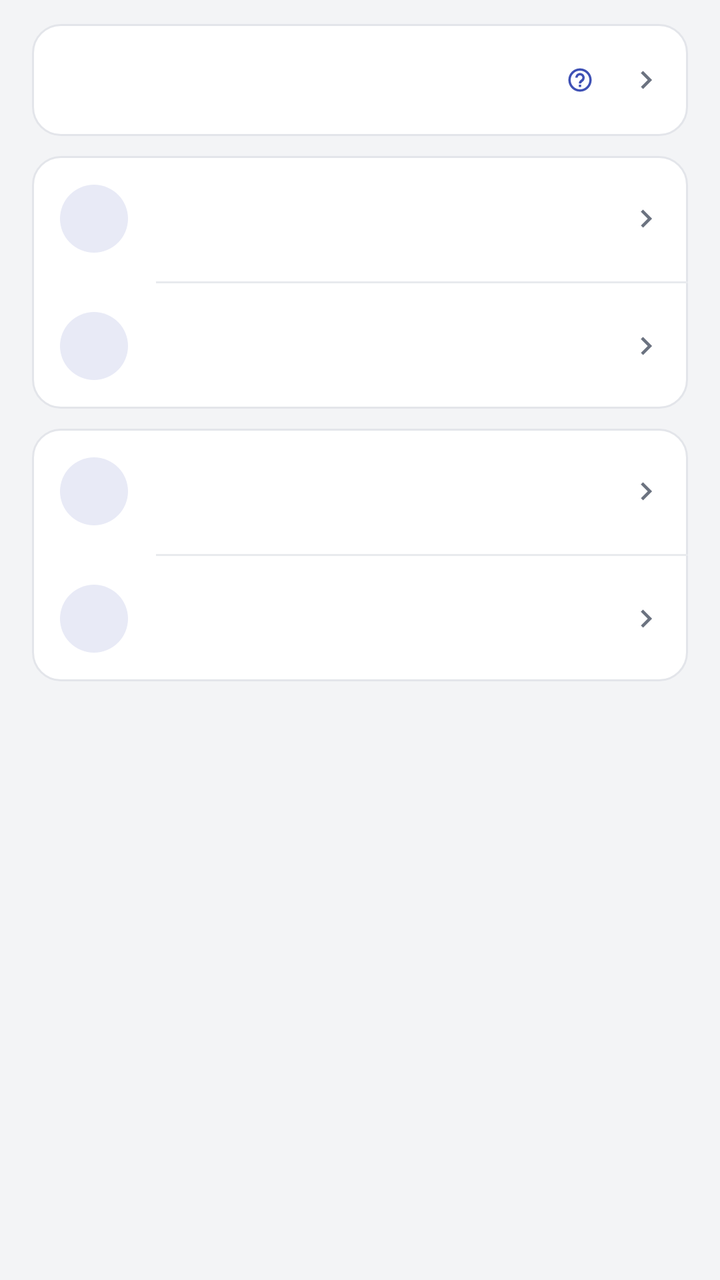
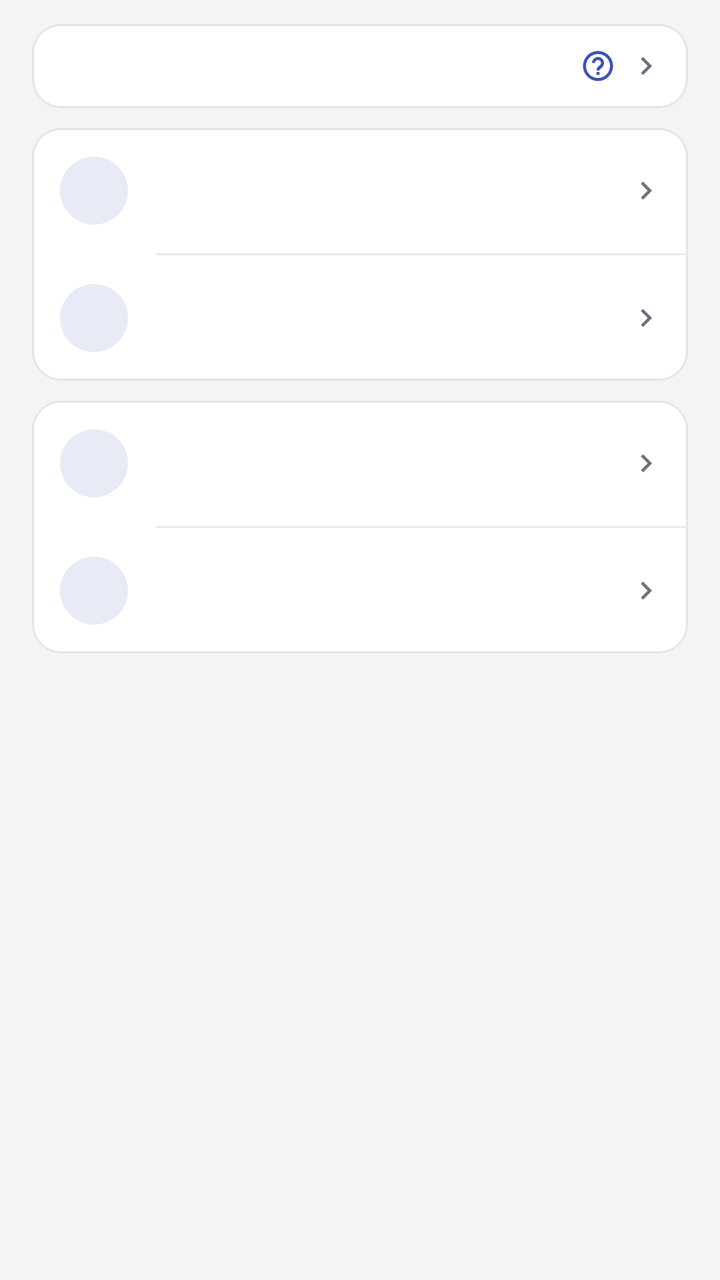

Before-and-after screenshots of an Android layout around one commit, followed by the original layout XML and the change that was made.
<!-- AndroidManifest.xml: activity theme AppTheme -->
<!-- res/layout/activity_main.xml -->
<?xml version="1.0" encoding="utf-8"?>
<ScrollView xmlns:android="http://schemas.android.com/apk/res/android"
    android:id="@+id/root"
    android:layout_width="match_parent"
    android:layout_height="match_parent"
    android:background="@color/bg"
    android:fillViewport="true"
    android:scrollbars="vertical">

    <LinearLayout
        android:layout_width="match_parent"
        android:layout_height="wrap_content"
        android:orientation="vertical">

        
        <LinearLayout
            android:layout_width="match_parent"
            android:layout_height="wrap_content"
            android:orientation="vertical"
            android:paddingStart="@dimen/page_pad"
            android:paddingEnd="@dimen/page_pad"
            android:paddingTop="12dp"
            android:paddingBottom="14dp">

            
            <LinearLayout
                android:id="@+id/status_box"
                android:layout_width="match_parent"
                android:layout_height="wrap_content"
                android:orientation="vertical"
                android:background="@drawable/card_bg_press"
                android:clickable="true"
                android:focusable="false"
                android:paddingStart="14dp"
                android:paddingEnd="12dp"
                android:paddingTop="12dp"
                android:paddingBottom="12dp">

                <LinearLayout
                    android:layout_width="match_parent"
                    android:layout_height="wrap_content"
                    android:orientation="horizontal"
                    android:gravity="center_vertical">

                    <TextView
                        android:id="@+id/status_summary"
                        android:layout_width="0dp"
                        android:layout_height="wrap_content"
                        android:layout_weight="1"
                        android:singleLine="true"
                        android:ellipsize="end"
                        android:textSize="13sp"
                        android:textColor="@color/fg_muted" />

                    
                    <ImageView
                        android:id="@+id/status_help"
                        android:layout_width="32dp"
                        android:layout_height="32dp"
                        android:layout_gravity="center_vertical"
                        android:background="?android:attr/selectableItemBackgroundBorderless"
                        android:clickable="true"
                        android:contentDescription="@string/glossary_open"
                        android:focusable="false"
                        android:padding="9dp"
                        android:src="@drawable/ic_help_bar"
                        android:tint="@color/accent" />

                    <ImageView
                        android:id="@+id/status_chevron"
                        android:layout_width="@dimen/row_chevron"
                        android:layout_height="@dimen/row_chevron"
                        android:layout_marginStart="8dp"
                        android:src="@drawable/ic_chevron"
                        android:tint="@color/fg_muted" />
                </LinearLayout>

                
                <TextView
                    android:id="@+id/status_playtime"
                    android:layout_width="match_parent"
                    android:layout_height="wrap_content"
                    android:paddingTop="6dp"
                    android:textSize="12sp"
                    android:singleLine="true"
                    android:ellipsize="end"
                    android:textColor="@color/fg_muted"
                    android:visibility="gone" />

                <TextView
                    android:id="@+id/status_detail"
                    android:layout_width="match_parent"
                    android:layout_height="wrap_content"
                    android:paddingTop="8dp"
                    android:textSize="11sp"
                    android:lineSpacingExtra="4dp"
                    android:textColor="@color/fg_muted"
                    android:visibility="gone" />
            </LinearLayout>

            
            <LinearLayout
                android:id="@+id/btn_continue"
                android:layout_width="match_parent"
                android:layout_height="wrap_content"
                android:layout_marginTop="@dimen/card_gap"
                android:orientation="horizontal"
                android:gravity="center_vertical"
                android:background="@drawable/btn_primary"
                android:clickable="true"
                android:focusable="false"
                android:paddingStart="16dp"
                android:paddingEnd="16dp"
                android:paddingTop="14dp"
                android:paddingBottom="14dp"
                android:visibility="gone">

                <ImageView
                    android:layout_width="20dp"
                    android:layout_height="20dp"
                    android:src="@drawable/ic_play"
                    android:tint="@color/on_accent" />

                
                <TextView
                    android:id="@+id/continue_text"
                    android:layout_width="0dp"
                    android:layout_height="wrap_content"
                    android:layout_weight="1"
                    android:layout_marginStart="10dp"
                    android:maxLines="2"
                    android:ellipsize="end"
                    android:textSize="15sp"
                    android:fontFamily="sans-serif-medium"
                    android:textColor="@color/on_accent" />

            </LinearLayout>

            
            <LinearLayout
                android:layout_width="match_parent"
                android:layout_height="wrap_content"
                android:layout_marginTop="@dimen/card_gap"
                android:orientation="vertical"
                android:background="@drawable/card_bg">

                <include
                    android:id="@+id/row_add_game"
                    layout="@layout/row_action"
                    android:layout_width="match_parent"
                    android:layout_height="wrap_content" />

                <View
                    android:layout_width="match_parent"
                    android:layout_height="1dp"
                    android:layout_marginStart="62dp"
                    android:background="@color/divider" />

                <include
                    android:id="@+id/row_saves"
                    layout="@layout/row_action"
                    android:layout_width="match_parent"
                    android:layout_height="wrap_content" />
            </LinearLayout>

            
            <LinearLayout
                android:layout_width="match_parent"
                android:layout_height="wrap_content"
                android:layout_marginTop="@dimen/card_gap"
                android:orientation="vertical"
                android:background="@drawable/card_bg">

                <include
                    android:id="@+id/row_trash"
                    layout="@layout/row_action"
                    android:layout_width="match_parent"
                    android:layout_height="wrap_content" />

                <View
                    android:layout_width="match_parent"
                    android:layout_height="1dp"
                    android:layout_marginStart="62dp"
                    android:background="@color/divider" />

                <include
                    android:id="@+id/row_open_logs"
                    layout="@layout/row_action"
                    android:layout_width="match_parent"
                    android:layout_height="wrap_content" />
            </LinearLayout>

            
            <include layout="@layout/plugin_section" />
        </LinearLayout>

        
        <LinearLayout
            android:id="@+id/ver_container"
            android:layout_width="match_parent"
            android:layout_height="wrap_content"
            android:orientation="vertical"
            android:paddingStart="@dimen/page_pad"
            android:paddingEnd="@dimen/page_pad"
            android:paddingBottom="12dp" />

        
        <TextView
            android:id="@+id/ver_empty"
            android:layout_width="match_parent"
            android:layout_height="wrap_content"
            android:padding="28dp"
            android:gravity="center"
            android:textAlignment="center"
            android:textSize="13sp"
            android:lineSpacingExtra="4dp"
            android:textColor="@color/fg_muted" />

        
        <View
            android:layout_width="match_parent"
            android:layout_height="@dimen/page_bottom_space" />
    </LinearLayout>
</ScrollView>
<!-- res/layout/row_action.xml (included above) -->
<?xml version="1.0" encoding="utf-8"?>
<LinearLayout xmlns:android="http://schemas.android.com/apk/res/android"
    android:layout_width="match_parent"
    android:layout_height="wrap_content"
    android:orientation="horizontal"
    android:gravity="center_vertical"
    android:background="?android:attr/selectableItemBackground"
    android:clickable="true"
    android:focusable="false"
    android:paddingStart="14dp"
    android:paddingEnd="12dp"
    android:paddingTop="12dp"
    android:paddingBottom="12dp">

    <FrameLayout
        android:layout_width="@dimen/row_icon_box"
        android:layout_height="@dimen/row_icon_box"
        android:background="@drawable/icon_circle">

        <ImageView
            android:id="@+id/act_icon"
            android:layout_width="@dimen/row_icon"
            android:layout_height="@dimen/row_icon"
            android:layout_gravity="center"
            android:tint="@color/accent" />
    </FrameLayout>

    <LinearLayout
        android:layout_width="0dp"
        android:layout_height="wrap_content"
        android:layout_weight="1"
        android:layout_marginStart="14dp"
        android:orientation="vertical">

        <TextView
            android:id="@+id/act_title"
            android:layout_width="match_parent"
            android:layout_height="wrap_content"
            android:singleLine="true"
            android:ellipsize="end"
            android:textSize="15sp"
            android:textColor="@color/fg" />

        <TextView
            android:id="@+id/act_sub"
            android:layout_width="match_parent"
            android:layout_height="wrap_content"
            android:paddingTop="2dp"
            android:textSize="12sp"
            android:textColor="@color/fg_muted" />
    </LinearLayout>

    <ImageView
        android:layout_width="@dimen/row_chevron"
        android:layout_height="@dimen/row_chevron"
        android:layout_marginStart="8dp"
        android:src="@drawable/ic_chevron"
        android:tint="@color/fg_muted" />
</LinearLayout>
<!-- res/layout/plugin_section.xml (included above) -->
<?xml version="1.0" encoding="utf-8"?>
<LinearLayout xmlns:android="http://schemas.android.com/apk/res/android"
    android:id="@+id/plugin_section"
    android:layout_width="match_parent"
    android:layout_height="wrap_content"
    android:layout_marginTop="8dp"
    android:layout_marginBottom="8dp"
    android:background="@drawable/card_bg"
    android:orientation="vertical"
    android:paddingTop="6dp"
    android:paddingBottom="6dp"
    android:visibility="gone">

    <TextView
        android:id="@+id/plugin_section_title"
        android:layout_width="match_parent"
        android:layout_height="wrap_content"
        android:paddingStart="14dp"
        android:paddingEnd="14dp"
        android:paddingTop="6dp"
        android:paddingBottom="2dp"
        android:text="@string/plugin_section_title"
        android:textColor="@color/fg_muted"
        android:textSize="12sp" />

    
    <LinearLayout
        android:id="@+id/plugin_section_body"
        android:layout_width="match_parent"
        android:layout_height="wrap_content"
        android:orientation="vertical" />

    <LinearLayout
        android:id="@+id/plugin_section_rows"
        android:layout_width="match_parent"
        android:layout_height="wrap_content"
        android:orientation="vertical" />
</LinearLayout>
<!-- resources referenced by this layout -->
<resources>
  <color name="accent">#FF3F51B5</color>
  <color name="bg">#FFF3F4F6</color>
  <color name="divider">#FFE8EAEE</color>
  <color name="fg">#FF1A1C1E</color>
  <color name="fg_muted">#FF6B7280</color>
  <color name="on_accent">#FFFFFFFF</color>
  <dimen name="card_gap">10dp</dimen>
  <dimen name="page_bottom_space">24dp</dimen>
  <dimen name="page_pad">16dp</dimen>
  <dimen name="row_chevron">18dp</dimen>
  <dimen name="row_icon">22dp</dimen>
  <dimen name="row_icon_box">34dp</dimen>
  <!-- drawable card_bg (drawable) -->
  <?xml version="1.0" encoding="utf-8"?>
  <shape xmlns:android="http://schemas.android.com/apk/res/android"
      android:shape="rectangle">
      <solid android:color="@color/card" />
      <corners android:radius="14dp" />
      <stroke android:width="1dp" android:color="@color/card_stroke" />
  </shape>
  <!-- drawable ic_play (drawable) -->
  <?xml version="1.0" encoding="utf-8"?>
  <vector xmlns:android="http://schemas.android.com/apk/res/android"
      android:width="24dp"
      android:height="24dp"
      android:viewportWidth="24"
      android:viewportHeight="24">
      <path
          android:fillColor="@color/icon_tint"
          android:pathData="M8,5v14l11,-7z" />
  </vector>
  <!-- drawable icon_circle (drawable) -->
  <?xml version="1.0" encoding="utf-8"?>
  <shape xmlns:android="http://schemas.android.com/apk/res/android"
      android:shape="oval">
      <solid android:color="@color/accent_soft" />
  </shape>
  <string name="glossary_open">Glossary</string>
  <string name="plugin_section_title">Plug-ins</string>
  <color name="accent_press">#FF303F9F</color>
  <color name="card">#FFFFFFFF</color>
  <color name="card_stroke">#FFE3E5EA</color>
  <color name="card_press">#FFEFF1F5</color>
  <color name="icon_tint">#FF5F6368</color>
  <color name="on_appbar">#FFFFFFFF</color>
  <color name="accent_soft">#FFE8EAF6</color>
  <color name="appbar">#FF3F51B5</color>
  <color name="statusbar">#FF303F9F</color>
  <style name="AppBarStyle" parent="android:Widget.Material.ActionBar.Solid">
          <item name="android:background">@color/appbar</item>
          
          <item name="android:elevation">0dp</item>
          
          <item name="android:contentInsetStart">16dp</item>
          <item name="android:titleTextStyle">@style/AppBarTitle</item>
      </style>
  <style name="AppOverflowMenu" parent="@android:style/Widget.Material.PopupMenu.Overflow">
          <item name="android:popupBackground">@drawable/popup_bg</item>
          
          <item name="android:overlapAnchor">false</item>
          <item name="android:dropDownVerticalOffset">4dp</item>
          
          <item name="android:popupElevation">8dp</item>
      </style>
  <style name="AppBarTitle" parent="android:TextAppearance.Material.Widget.ActionBar.Title">
          <item name="android:textColor">@color/on_appbar</item>
          <item name="android:textSize">20sp</item>
          <item name="android:fontFamily">sans-serif-medium</item>
      </style>
  <!-- drawable dlg_bg (drawable) -->
  <?xml version="1.0" encoding="utf-8"?>
  <inset xmlns:android="http://schemas.android.com/apk/res/android"
      android:inset="16dp">
      <shape android:shape="rectangle">
          <solid android:color="@color/card" />
          <corners android:radius="14dp" />
          <stroke android:width="1dp" android:color="@color/card_stroke" />
      </shape>
  </inset>
  <style name="AppDialogAnim">
          <item name="android:windowEnterAnimation">@anim/dialog_instant</item>
      </style>
  <!-- drawable popup_bg (drawable) -->
  <?xml version="1.0" encoding="utf-8"?>
  <shape xmlns:android="http://schemas.android.com/apk/res/android"
      android:shape="rectangle">
      <solid android:color="@color/popup" />
      <corners android:radius="14dp" />
      <stroke android:width="1dp" android:color="@color/popup_stroke" />
  </shape>
  <color name="popup">#FFFFFFFF</color>
  <color name="popup_stroke">#FFD8DCE4</color>
  <!-- unchanged entries left out for length: 6 -->
</resources>

<!-- the commit's change to res/layout/activity_main.xml (unified diff, before → after) -->
@@ -55,14 +55,14 @@
                     
                     <ImageView
                         android:id="@+id/status_help"
-                        android:layout_width="32dp"
-                        android:layout_height="32dp"
+                        android:layout_width="@dimen/row_chevron"
+                        android:layout_height="@dimen/row_chevron"
                         android:layout_gravity="center_vertical"
+                        android:layout_marginStart="6dp"
                         android:background="?android:attr/selectableItemBackgroundBorderless"
                         android:clickable="true"
                         android:contentDescription="@string/glossary_open"
                         android:focusable="false"
-                        android:padding="9dp"
                         android:src="@drawable/ic_help_bar"
                         android:tint="@color/accent" />
 
@@ -70,7 +70,7 @@
                         android:id="@+id/status_chevron"
                         android:layout_width="@dimen/row_chevron"
                         android:layout_height="@dimen/row_chevron"
-                        android:layout_marginStart="8dp"
+                        android:layout_marginStart="6dp"
                         android:src="@drawable/ic_chevron"
                         android:tint="@color/fg_muted" />
                 </LinearLayout>
